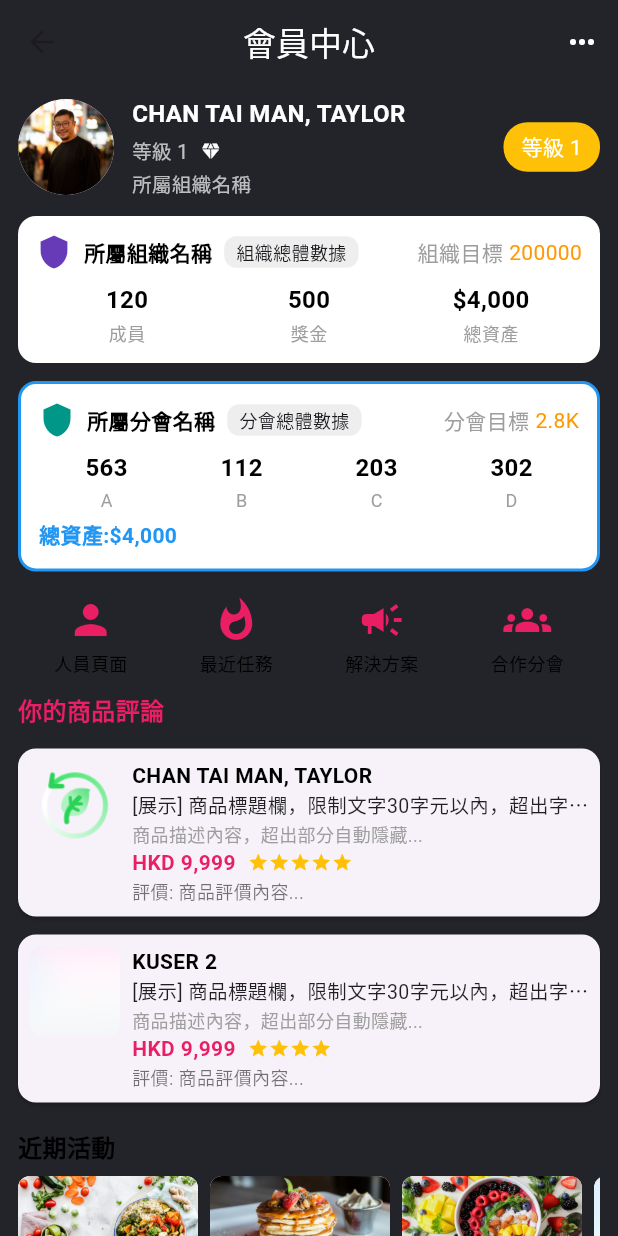
After one commit to wangqiwei66/business_synerthink, a Flutter app: the MemberCenterView screen opened directly, on a phone screen of 412 x 824 dp. The commit adds this screen. Run offline on Flutter 3.47's test engine with Material 3 defaults, Android fonts, the light colour scheme and no system bars; our stand-ins replace auto_size_text, cached_network_image, dio, fl_chart, flutter_animate, flutter_easyloading and 15 more; missing offline and left inert: dart:ffi, flutter_cupertino_datetime_picker, fluwx, jwt_decode, qr_code_scanner; accounts and stored records are empty; Roboto replaces fonts that are missing (PingFang SC).

Commit message:
feat: 添加会员中心视图和逻辑，整合组织和分会数据展示

```diff
--- a/lib/app/pages/side_menu_view.dart
+++ b/lib/app/pages/side_menu_view.dart
@@ -1,5 +1,6 @@
 import 'package:flutter/material.dart';
 import 'package:get/get.dart';
+import 'package:tiny_weight/app/pages/sidemenu/member_center_view.dart';
 
 class SideMenuView extends StatelessWidget {
   const SideMenuView({super.key});
@@ -127,7 +128,16 @@ class SideMenuView extends StatelessWidget {
                     '常見問題',
                     '客服及支援',
                     '登入及驗證',
-                  ].map((item) => Padding(
+                  ].map((item) => InkWell(
+                        onTap: () {
+                          Navigator.of(context).pop();
+                          if (item == '會員中心') {
+                            Get.to(() => MemberCenterView());
+                          } else {
+                            Get.log('side menu 點擊了 $item');
+                          }
+                        },
+                        child: Padding(
                           padding: const EdgeInsets.symmetric(vertical: 8),
                           child: Align(
                             alignment: Alignment.centerLeft,
@@ -137,6 +147,7 @@ class SideMenuView extends StatelessWidget {
                                   color: Colors.white,
                                   fontSize: 14,
                                   fontWeight: FontWeight.w400),
+                            ),
                           ),
                         ),
                       )),
--- /dev/null
+++ b/lib/app/pages/sidemenu/member_center_logic.dart
@@ -0,0 +1,89 @@
+import 'package:get/get.dart';
+
+class MemberCenterLogic extends GetxController {
+  // 组织数据
+  final orgStats = {
+    'orgName': '所屬組織名稱',
+    'level': '等級 1',
+    'totalMember': 120,
+    'totalBonus': 500,
+    'totalMoney': 240000,
+    'target': 200000,
+  };
+
+  // 分會数据
+  final branchStats = {
+    'branchName': '所屬分會名稱',
+    'level': '2.8K',
+    'totalMember': 118,
+    'totalBonus': 563,
+    'totalMoney': 120000,
+    'target': 120000,
+    'a': 563,
+    'b': 112,
+    'c': 203,
+    'd': 302,
+  };
+
+  // 商品点评
+  final productReviews = [
+    {
+      'user': 'CHAN TAI MAN, TAYLOR',
+      'title': '[展示] 商品標題欄，限制文字30字元以內，超出字數系統自動隱藏多餘文字',
+      'price': 'HKD 9,999',
+      'img': 'assets/img/amount_icon.png',
+      'status': '已售出',
+      'score': 5,
+      'desc': '商品描述內容，超出部分自動隱藏...',
+      'review': '商品評價內容...',
+      'star': 5,
+      'date': '2025-06-27',
+    },
+    {
+      'user': 'KUSER 2',
+      'title': '[展示] 商品標題欄，限制文字30字元以內，超出字數系統自動隱藏多餘文字',
+      'price': 'HKD 9,999',
+      'img': 'assets/img/activity_BG.png',
+      'status': '已售出',
+      'score': 4,
+      'desc': '商品描述內容，超出部分自動隱藏...',
+      'review': '商品評價內容...',
+      'star': 4,
+      'date': '2025-06-26',
+    },
+  ];
+
+  // 近期活动
+  final recentActivities = [
+    {
+      'img': 'assets/img/banner1.jpg',
+      'title': '活動標題1',
+      'desc': '活動描述1',
+    },
+    {
+      'img': 'assets/img/banner2.jpg',
+      'title': '活動標題2',
+      'desc': '活動描述2',
+    },
+    {
+      'img': 'assets/img/banner3.jpg',
+      'title': '活動標題3',
+      'desc': '活動描述3',
+    },
+    {
+      'img': 'assets/img/activity_BG.png',
+      'title': '活動標題4',
+      'desc': '活動描述4',
+    },
+    {
+      'img': 'assets/img/ajjl_normal.png',
+      'title': '活動標題5',
+      'desc': '活動描述5',
+    },
+    {
+      'img': 'assets/img/amount_icon.png',
+      'title': '活動標題6',
+      'desc': '活動描述6',
+    },
+  ];
+}
--- /dev/null
+++ b/lib/app/pages/sidemenu/member_center_view.dart
@@ -0,0 +1,372 @@
+import 'package:flutter/material.dart';
+import 'package:get/get.dart';
+import 'member_center_logic.dart';
+
+class MemberCenterView extends StatelessWidget {
+  MemberCenterView({super.key});
+  final logic = Get.put(MemberCenterLogic());
+
+  @override
+  Widget build(BuildContext context) {
+    return Scaffold(
+      backgroundColor: const Color(0xFF23242A),
+      appBar: AppBar(
+        backgroundColor: const Color(0xFF23242A),
+        elevation: 0,
+        title: const Text('會員中心', style: TextStyle(color: Colors.white)),
+        centerTitle: true,
+        actions: [
+          IconButton(
+            icon: const Icon(Icons.more_horiz, color: Colors.white),
+            onPressed: () {},
+          ),
+        ],
+      ),
+      body: SingleChildScrollView(
+        child: Padding(
+          padding: const EdgeInsets.symmetric(horizontal: 12, vertical: 8),
+          child: Column(
+            crossAxisAlignment: CrossAxisAlignment.start,
+            children: [
+              // 头像与基本信息
+              Row(
+                children: [
+                  const CircleAvatar(
+                    radius: 32,
+                    backgroundImage: AssetImage('assets/img/about_me_icon.png'),
+                  ),
+                  const SizedBox(width: 12),
+                  Expanded(
+                    child: Column(
+                      crossAxisAlignment: CrossAxisAlignment.start,
+                      children: [
+                        const Text('CHAN TAI MAN, TAYLOR',
+                            style: TextStyle(
+                                color: Colors.white,
+                                fontWeight: FontWeight.bold,
+                                fontSize: 16)),
+                        const SizedBox(height: 4),
+                        Row(
+                          children: [
+                            Text(logic.orgStats['level'].toString(),
+                                style: const TextStyle(
+                                    color: Colors.white70, fontSize: 13)),
+                            const SizedBox(width: 8),
+                            const Icon(Icons.diamond,
+                                color: Colors.white, size: 14),
+                          ],
+                        ),
+                        const SizedBox(height: 2),
+                        Text(logic.orgStats['orgName'].toString(),
+                            style: const TextStyle(
+                                color: Colors.white70, fontSize: 13)),
+                      ],
+                    ),
+                  ),
+                  Container(
+                    padding:
+                        const EdgeInsets.symmetric(horizontal: 12, vertical: 6),
+                    decoration: BoxDecoration(
+                      color: Colors.amber,
+                      borderRadius: BorderRadius.circular(16),
+                    ),
+                    child: const Text('等級 1',
+                        style: TextStyle(color: Colors.white)),
+                  ),
+                ],
+              ),
+              const SizedBox(height: 12),
+              // 组织统计
+              _buildOrgStats(),
+              const SizedBox(height: 8),
+              // 分会统计
+              _buildBranchStats(),
+              const SizedBox(height: 12),
+              // 快捷入口
+              _buildQuickEntry(),
+              const SizedBox(height: 12),
+              // 商品点评
+              _buildProductReviews(),
+              const SizedBox(height: 12),
+              // 近期活动
+              _buildRecentActivities(),
+            ],
+          ),
+        ),
+      ),
+    );
+  }
+
+  Widget _buildOrgStats() {
+    final data = logic.orgStats;
+    return Container(
+      padding: const EdgeInsets.all(12),
+      decoration: BoxDecoration(
+        color: Colors.white,
+        borderRadius: BorderRadius.circular(12),
+      ),
+      child: Column(
+        crossAxisAlignment: CrossAxisAlignment.start,
+        children: [
+          Row(
+            children: [
+              const Icon(Icons.shield, color: Colors.deepPurple),
+              const SizedBox(width: 8),
+              Text('${data['orgName']}',
+                  style: const TextStyle(
+                      color: Colors.black, fontWeight: FontWeight.bold)),
+              const SizedBox(width: 8),
+              Container(
+                padding: const EdgeInsets.symmetric(horizontal: 8, vertical: 2),
+                decoration: BoxDecoration(
+                  color: Colors.grey[200],
+                  borderRadius: BorderRadius.circular(8),
+                ),
+                child: const Text('組織總體數據', style: TextStyle(fontSize: 12)),
+              ),
+              const Spacer(),
+              const Text('組織目標', style: TextStyle(color: Colors.grey)),
+              const SizedBox(width: 4),
+              Text('${data['target']}',
+                  style: const TextStyle(color: Colors.orange)),
+            ],
+          ),
+          const SizedBox(height: 8),
+          Row(
+            children: [
+              _buildStatBlock('成員', data['totalMember'].toString()),
+              _buildStatBlock('獎金', data['totalBonus'].toString()),
+              _buildStatBlock('總資產', '\$4,000'), // 这里修正为实际金额
+            ],
+          ),
+        ],
+      ),
+    );
+  }
+
+  Widget _buildBranchStats() {
+    final data = logic.branchStats;
+    return Container(
+      margin: const EdgeInsets.symmetric(vertical: 4),
+      padding: const EdgeInsets.all(12),
+      decoration: BoxDecoration(
+        color: Colors.white,
+        borderRadius: BorderRadius.circular(12),
+        border: Border.all(color: Colors.blue, width: 2),
+      ),
+      child: Column(
+        crossAxisAlignment: CrossAxisAlignment.start,
+        children: [
+          Row(
+            children: [
+              const Icon(Icons.shield, color: Colors.teal),
+              const SizedBox(width: 8),
+              Text('${data['branchName']}',
+                  style: const TextStyle(
+                      color: Colors.black, fontWeight: FontWeight.bold)),
+              const SizedBox(width: 8),
+              Container(
+                padding: const EdgeInsets.symmetric(horizontal: 8, vertical: 2),
+                decoration: BoxDecoration(
+                  color: Colors.grey[200],
+                  borderRadius: BorderRadius.circular(8),
+                ),
+                child: const Text('分會總體數據', style: TextStyle(fontSize: 12)),
+              ),
+              const Spacer(),
+              const Text('分會目標', style: TextStyle(color: Colors.grey)),
+              const SizedBox(width: 4),
+              Text('${data['level']}',
+                  style: const TextStyle(color: Colors.orange)),
+            ],
+          ),
+          const SizedBox(height: 8),
+          Row(
+            children: [
+              _buildStatBlock('A', data['a'].toString()),
+              _buildStatBlock('B', data['b'].toString()),
+              _buildStatBlock('C', data['c'].toString()),
+              _buildStatBlock('D', data['d'].toString()),
+            ],
+          ),
+          const SizedBox(height: 4),
+          const Text('總資產:\$4,000',
+              style:
+                  TextStyle(color: Colors.blue, fontWeight: FontWeight.bold)),
+        ],
+      ),
+    );
+  }
+
+  Widget _buildStatBlock(String label, String value) {
+    return Expanded(
+      child: Column(
+        children: [
+          Text(value,
+              style: const TextStyle(
+                  color: Colors.black,
+                  fontWeight: FontWeight.bold,
+                  fontSize: 16)),
+          const SizedBox(height: 2),
+          Text(label, style: const TextStyle(color: Colors.grey, fontSize: 12)),
+        ],
+      ),
+    );
+  }
+
+  Widget _buildQuickEntry() {
+    final entries = [
+      {'icon': Icons.person, 'label': '人員頁面'},
+      {'icon': Icons.whatshot, 'label': '最近任務'},
+      {'icon': Icons.campaign, 'label': '解決方案'},
+      {'icon': Icons.groups, 'label': '合作分會'},
+    ];
+    return Row(
+      mainAxisAlignment: MainAxisAlignment.spaceAround,
+      children: entries
+          .map((e) => Column(
+                children: [
+                  Icon(e['icon'] as IconData, color: Colors.pink, size: 32),
+                  const SizedBox(height: 4),
+                  Text(e['label'] as String,
+                      style:
+                          const TextStyle(color: Colors.black, fontSize: 12)),
+                ],
+              ))
+          .toList(),
+    );
+  }
+
+  Widget _buildProductReviews() {
+    final reviews = logic.productReviews;
+    return Column(
+      crossAxisAlignment: CrossAxisAlignment.start,
+      children: [
+        const Text('你的商品評論',
+            style: TextStyle(
+                color: Colors.pink, fontWeight: FontWeight.bold, fontSize: 16)),
+        const SizedBox(height: 8),
+        ...reviews.map((r) => Card(
+              margin: const EdgeInsets.symmetric(vertical: 6),
+              child: Padding(
+                padding: const EdgeInsets.all(8),
+                child: Row(
+                  crossAxisAlignment: CrossAxisAlignment.start,
+                  children: [
+                    ClipRRect(
+                      borderRadius: BorderRadius.circular(8),
+                      child: Image.asset(r['img'].toString(),
+                          width: 60, height: 60, fit: BoxFit.cover),
+                    ),
+                    const SizedBox(width: 8),
+                    Expanded(
+                      child: Column(
+                        crossAxisAlignment: CrossAxisAlignment.start,
+                        children: [
+                          Text(r['user'].toString(),
+                              style: const TextStyle(
+                                  color: Colors.black,
+                                  fontWeight: FontWeight.bold)),
+                          Text(r['title'].toString(),
+                              style: const TextStyle(
+                                  color: Colors.black87, fontSize: 13),
+                              maxLines: 1,
+                              overflow: TextOverflow.ellipsis),
+                          Text(r['desc'].toString(),
+                              style: const TextStyle(
+                                  color: Colors.grey, fontSize: 12),
+                              maxLines: 1,
+                              overflow: TextOverflow.ellipsis),
+                          Row(
+                            children: [
+                              Text(r['price'].toString(),
+                                  style: const TextStyle(
+                                      color: Colors.pink,
+                                      fontWeight: FontWeight.bold)),
+                              const SizedBox(width: 8),
+                              ...List.generate(
+                                  r['star']?.toString() != null
+                                      ? int.parse(r['star'].toString())
+                                      : 5,
+                                  (i) => const Icon(Icons.star,
+                                      color: Colors.amber, size: 14)),
+                            ],
+                          ),
+                          Text('評價: ${r['review'] ?? ''}',
+                              style: const TextStyle(
+                                  color: Colors.black54, fontSize: 12),
+                              maxLines: 2,
+                              overflow: TextOverflow.ellipsis),
+                        ],
+                      ),
+                    ),
+                  ],
+                ),
+              ),
+            )),
+      ],
+    );
+  }
+
+  Widget _buildRecentActivities() {
+    final acts = logic.recentActivities;
+    return Column(
+      crossAxisAlignment: CrossAxisAlignment.start,
+      children: [
+        const Text('近期活動',
+            style: TextStyle(
+                color: Colors.black,
+                fontWeight: FontWeight.bold,
+                fontSize: 16)),
+        const SizedBox(height: 8),
+        SizedBox(
+          height: 110,
+          child: ListView.separated(
+            scrollDirection: Axis.horizontal,
+            itemCount: acts.length,
+            separatorBuilder: (_, __) => const SizedBox(width: 8),
+            itemBuilder: (context, i) {
+              final a = acts[i];
+              return Container(
+                width: 120,
+                decoration: BoxDecoration(
+                  color: Colors.white,
+                  borderRadius: BorderRadius.circular(8),
+                ),
+                child: Column(
+                  crossAxisAlignment: CrossAxisAlignment.start,
+                  children: [
+                    ClipRRect(
+                      borderRadius: const BorderRadius.only(
+                          topLeft: Radius.circular(8),
+                          topRight: Radius.circular(8)),
+                      child: Image.asset(a['img'] ?? '',
+                          width: 120, height: 60, fit: BoxFit.cover),
+                    ),
+                    Padding(
+                      padding: const EdgeInsets.all(6),
+                      child: Column(
+                        crossAxisAlignment: CrossAxisAlignment.start,
+                        children: [
+                          Text(a['title'] ?? '',
+                              style: const TextStyle(
+                                  color: Colors.black,
+                                  fontWeight: FontWeight.bold)),
+                          Text(a['desc'] ?? '',
+                              style: const TextStyle(
+                                  color: Colors.grey, fontSize: 12),
+                              maxLines: 1,
+                              overflow: TextOverflow.ellipsis),
+                        ],
+                      ),
+                    ),
+                  ],
+                ),
+              );
+            },
+          ),
+        ),
+      ],
+    );
+  }
+}
```
Also changed, not shown: assets/img/home_icon.png (added). Lines whose indentation alone changed are shown as unchanged.
